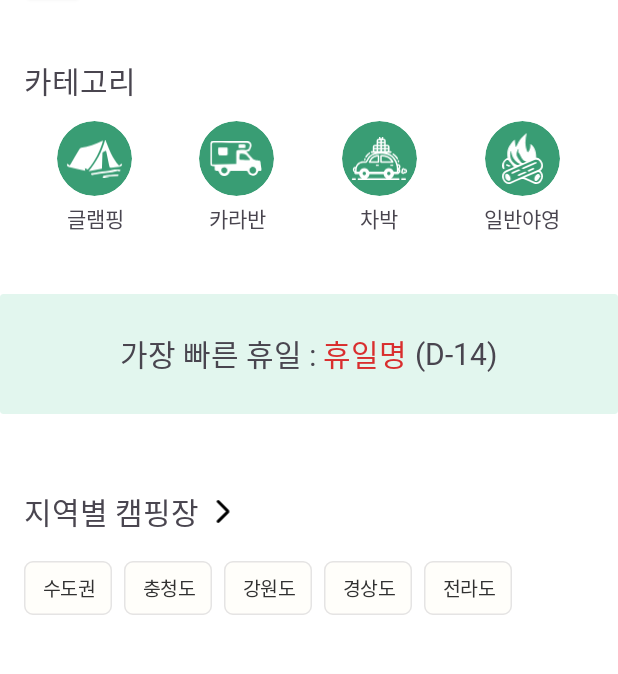
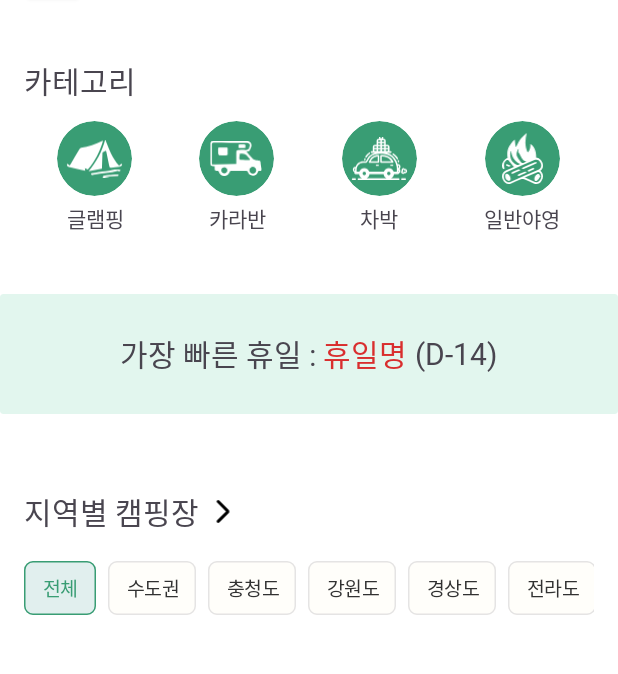
Before and after one commit to CampingMate/CampingMate, an Android app: the screen it shows after launch (MainActivity), on a phone screen of 412 x 824 dp, the part 94-768 px from its top. Run offline under Robolectric (Android 15) with nearby library versions, the phone set to English and light mode, and no system bars; our stand-ins replace Firebase (no records; nobody signed in at launch, a user with empty details on screens opened directly), Timber; libraries missing offline, so code that uses them is left out: com.getkeepsafe.relinker, com.kakao.sdk, nl.joery.animatedbottombar; plain views replace AnimatedBottomBar; network calls fail; pictures from the network do not load; 6 statements that could not run were skipped.

Commit message:
[Feat] Home 전체Chip 기능 추가

```diff
--- a/app/src/main/java/com/brandon/campingmate/presentation/home/HomeFragment.kt
+++ b/app/src/main/java/com/brandon/campingmate/presentation/home/HomeFragment.kt
@@ -72,7 +72,8 @@ class HomeFragment : Fragment() {
         city = main.homeCity
         theme = main.homeTheme
         holidayInfo()
-        viewModelGet()
+        viewModelGet("district")
+        viewModelGet("theme")
 //        initView(allCity, "district")
 //        initView(allCity, "theme")
         initPetView()
@@ -105,24 +106,29 @@ class HomeFragment : Fragment() {
 ////            startActivity(intent)
 //        }
     }
-    private fun viewModelGet(){
+    private fun viewModelGet(select:String){
         Log.d("Home","#csh viewModelGet()")
         Log.d("Home", "#csh city: ${city}")
         Log.d("Home", "#csh theme: ${theme}")
 
+        if(select == "district") {
 //        districtAdapter = HomeAdapter(requireContext(), viewModel.allCityData.value!!)
             districtAdapter = HomeAdapter(requireContext(), city)
             binding.rvDistrictItem.adapter = districtAdapter
             binding.rvDistrictItem.layoutManager =
                 GridLayoutManager(context, 2, GridLayoutManager.HORIZONTAL, false)
             binding.rvDistrictItem.itemAnimator = null
+        }
 
+        else {
 //        themeAdapter = HomeAdapter(requireContext(), viewModel.allThemeData.value!!)
             themeAdapter = HomeAdapter(requireContext(), theme)
             binding.rvThemeItem.adapter = themeAdapter
             binding.rvThemeItem.layoutManager =
                 GridLayoutManager(context, 2, GridLayoutManager.HORIZONTAL, false)
             binding.rvThemeItem.itemAnimator = null
+        }
+
 
         selectChip()
 
@@ -205,7 +211,40 @@ class HomeFragment : Fragment() {
 //                 -> initThemeView("WinterFlower")
 //            }
 //        }
+//        val chipGroups : ChipGroup = binding.chipThemeGroup
+//        chipGroups.setOnCheckedStateChangeListener { group, checkedIds ->
+//            val chipCapital = binding.chipCapital
+//            val chipChungcheong = binding.chipChungcheong
+//            val chipGangwon = binding.chipGangwon
+//            val chipGyeongsang = binding.chipGyeongsang
+//            val chipJeolla = binding.chipJeolla
+//            val chipSpringFlower = binding.chipSpringFlower
+//            val chipWalk = binding.chipWalk
+//            val chipActivity = binding.chipActivity
+//            val chipSwim = binding.chipSwim
+//            val chipSunset = binding.chipSunset
+//            val chipFallFlower = binding.chipFallFlower
+//            val chipWinterFlower = binding.chipWinterFlower
+//
+//            val isChipCapital = checkedIds.contains(chipCapital.id)
+//            val isChipChungcheong = checkedIds.contains(chipChungcheong.id)
+//            val isChipGangwon = checkedIds.contains(chipGangwon.id)
+//            val isChipGyeongsang = checkedIds.contains(chipGyeongsang.id)
+//            val isChipJeolla = checkedIds.contains(chipJeolla.id)
+//            val isChipSpringFlower = checkedIds.contains(chipSpringFlower.id)
+//            val isChipWalk = checkedIds.contains(chipWalk.id)
+//            val isChipActivity = checkedIds.contains(chipActivity.id)
+//            val isChipSwim = checkedIds.contains(chipSwim.id)
+//            val isChipSunset = checkedIds.contains(chipSunset.id)
+//            val isChipFallFlower = checkedIds.contains(chipFallFlower.id)
+//            val isChipWinterFlower = checkedIds.contains(chipWinterFlower.id)
+//
+//            val isChecked = chipCapital.isChecked
+//        }
+        binding.chipAllCity.isChecked=true
+        binding.chipAllTeme.isChecked=true
         val chipGroup = ChipGroup.OnCheckedChangeListener { group, checkedId ->
+            Log.d("Home", "#csh 1 isChecked ${binding.chipAllCity.isChecked}")
             when (checkedId) {
                 R.id.chipCapital -> initDistrictView("Capital")
                 R.id.chipChungcheong -> initDistrictView("Chungcheong")
@@ -220,10 +259,15 @@ class HomeFragment : Fragment() {
                 R.id.chipFallFlower -> initThemeView("FallFlower")
                 R.id.chipWinterFlower -> initThemeView("WinterFlower")
                 else -> {
-                    if(group == binding.chipDistrictGroup)
-                        initView(allCity, "district")
-                    else
-                        initView(allCity, "theme")
+                    if(group == binding.chipDistrictGroup) {
+                        Log.d("Home", "#csh 2 isChecked ${binding.chipAllCity.isChecked}")
+                        binding.chipAllCity.isChecked=true
+                        viewModelGet("district")
+                    }
+                    else {
+                        viewModelGet("theme")
+                        binding.chipAllTeme.isChecked=true
+                    }
                 }
             }
         }
--- a/app/src/main/res/layout/fragment_home.xml
+++ b/app/src/main/res/layout/fragment_home.xml
@@ -316,6 +316,18 @@
                 app:layout_constraintTop_toBottomOf="@id/tv_bigtitle_district">
 
                 <com.google.android.material.chip.Chip
+                    android:id="@+id/chipAllCity"
+                    style="@style/CustomChipChoiceHome"
+                    android:layout_width="wrap_content"
+                    android:layout_height="wrap_content"
+                    android:checkable="true"
+                    android:clickable="true"
+                    android:fontFamily="@font/spoqahansansneo_medium"
+                    android:text="전체"
+                    app:chipCornerRadius="6dp"
+                    app:chipStrokeWidth="1dp" />
+
+                <com.google.android.material.chip.Chip
                     android:id="@+id/chipCapital"
                     style="@style/CustomChipChoiceHome"
                     android:layout_width="wrap_content"
@@ -476,6 +488,18 @@
                     app:layout_constraintTop_toBottomOf="@id/tv_bigtitle_theme">
 
                     <com.google.android.material.chip.Chip
+                        android:id="@+id/chipAllTeme"
+                        style="@style/CustomChipChoiceHome"
+                        android:layout_width="wrap_content"
+                        android:layout_height="wrap_content"
+                        android:checkable="true"
+                        android:clickable="true"
+                        android:fontFamily="@font/spoqahansansneo_regular"
+                        android:text="전체"
+                        app:chipCornerRadius="6dp"
+                        app:chipStrokeWidth="1dp" />
+
+                    <com.google.android.material.chip.Chip
                         android:id="@+id/chipSpringFlower"
                         style="@style/CustomChipChoiceHome"
                         android:layout_width="wrap_content"
```
Lines whose indentation alone changed are shown as unchanged.
